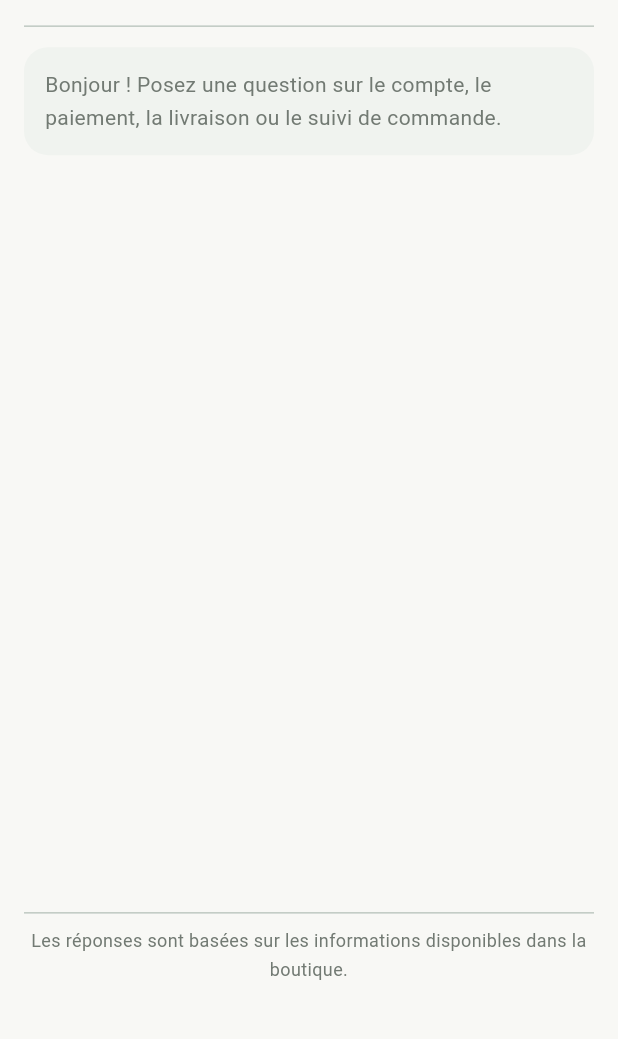
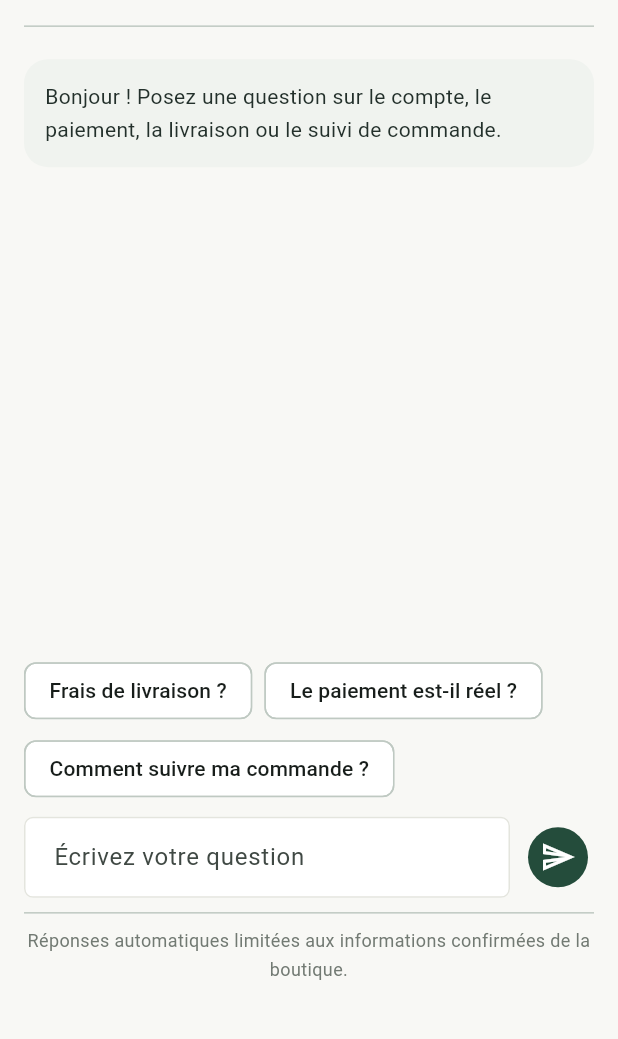
Before and after one commit to leo2Teuk/tlveta-boutique, a Flutter app: the FaqChatSheet widget shown alone on an empty page, opened directly, on a phone screen of 412 x 824 dp, the part 153-1192 px from its top. Run offline on Flutter 3.47's test engine with Material 3 defaults, Android fonts, the phone set to English and light mode, and no system bars; our stand-ins replace flutter_riverpod, go_router; accounts and stored records are empty; network calls fail.

Commit message:
feat(support): answer visitor questions from FAQ

```diff
--- a/flutter_ecommerce/lib/features/support/faq_chat_sheet.dart
+++ b/flutter_ecommerce/lib/features/support/faq_chat_sheet.dart
@@ -1,9 +1,64 @@
 import 'package:flutter/material.dart';
 
 import '../../shared/theme/app_theme.dart';
+import 'faq_answer.dart';
 
-class FaqChatSheet extends StatelessWidget {
+class FaqChatSheet extends StatefulWidget {
   const FaqChatSheet({super.key});
+
+  @override
+  State<FaqChatSheet> createState() => _FaqChatSheetState();
+}
+
+class _FaqChatSheetState extends State<FaqChatSheet> {
+  final _questionController = TextEditingController();
+  final _messagesController = ScrollController();
+  final _messages = <_FaqChatMessage>[
+    const _FaqChatMessage(
+      text:
+          'Bonjour ! Posez une question sur le compte, le paiement, la '
+          'livraison ou le suivi de commande.',
+      fromVisitor: false,
+    ),
+  ];
+
+  @override
+  void dispose() {
+    _questionController.dispose();
+    _messagesController.dispose();
+    super.dispose();
+  }
+
+  void _sendQuestion([String? question]) {
+    final text = (question ?? _questionController.text).trim();
+    if (text.isEmpty) return;
+
+    final answer = FaqMatcher.findAnswer(text);
+    setState(() {
+      _messages
+        ..add(_FaqChatMessage(text: text, fromVisitor: true))
+        ..add(
+          _FaqChatMessage(
+            text: answer?.answer ??
+                'Je n’ai pas trouvé de réponse dans les informations '
+                    'disponibles. Aucun canal de contact n’est configuré pour '
+                    'le moment. Essayez une question sur le compte, le '
+                    'paiement, la livraison ou le suivi.',
+            fromVisitor: false,
+          ),
+        );
+      _questionController.clear();
+    });
+    WidgetsBinding.instance.addPostFrameCallback((_) {
+      if (_messagesController.hasClients) {
+        _messagesController.animateTo(
+          _messagesController.position.maxScrollExtent,
+          duration: const Duration(milliseconds: 220),
+          curve: Curves.easeOut,
+        );
+      }
+    });
+  }
 
   @override
   Widget build(BuildContext context) {
@@ -56,16 +111,53 @@ class FaqChatSheet extends StatelessWidget {
                     ],
                   ),
                   const Divider(height: 28),
-                  const Expanded(
-                    child: Align(
-                      alignment: Alignment.topLeft,
-                      child: _WelcomeMessage(),
+                  Expanded(
+                    child: ListView.builder(
+                      controller: _messagesController,
+                      padding: const EdgeInsets.symmetric(vertical: 8),
+                      itemCount: _messages.length,
+                      itemBuilder: (context, index) =>
+                          _MessageBubble(message: _messages[index]),
                     ),
+                  ),
+                  const SizedBox(height: 8),
+                  Wrap(
+                    spacing: 8,
+                    runSpacing: 4,
+                    children: [
+                      for (final question in _suggestedQuestions)
+                        ActionChip(
+                          label: Text(question),
+                          onPressed: () => _sendQuestion(question),
+                        ),
+                    ],
+                  ),
+                  const SizedBox(height: 8),
+                  Row(
+                    children: [
+                      Expanded(
+                        child: TextField(
+                          controller: _questionController,
+                          textInputAction: TextInputAction.send,
+                          onSubmitted: (_) => _sendQuestion(),
+                          decoration: const InputDecoration(
+                            hintText: 'Écrivez votre question',
+                            isDense: true,
+                          ),
+                        ),
+                      ),
+                      const SizedBox(width: 8),
+                      IconButton.filled(
+                        tooltip: 'Envoyer',
+                        onPressed: () => _sendQuestion(),
+                        icon: const Icon(Icons.send_outlined),
+                      ),
+                    ],
                   ),
                   const Divider(height: 20),
                   const Text(
-                    'Les réponses sont basées sur les informations disponibles '
-                    'dans la boutique.',
+                    'Réponses automatiques limitées aux informations '
+                    'confirmées de la boutique.',
                     style: TextStyle(color: AppTheme.muted, fontSize: 12),
                     textAlign: TextAlign.center,
                   ),
@@ -79,21 +171,43 @@ class FaqChatSheet extends StatelessWidget {
   }
 }
 
-class _WelcomeMessage extends StatelessWidget {
-  const _WelcomeMessage();
+const _suggestedQuestions = [
+  'Frais de livraison ?',
+  'Le paiement est-il réel ?',
+  'Comment suivre ma commande ?',
+];
+
+class _FaqChatMessage {
+  const _FaqChatMessage({required this.text, required this.fromVisitor});
+
+  final String text;
+  final bool fromVisitor;
+}
+
+class _MessageBubble extends StatelessWidget {
+  const _MessageBubble({required this.message});
+
+  final _FaqChatMessage message;
 
   @override
   Widget build(BuildContext context) {
-    return Container(
-      constraints: const BoxConstraints(maxWidth: 420),
-      padding: const EdgeInsets.all(14),
-      decoration: BoxDecoration(
-        color: const Color(0xFFF0F3EF),
-        borderRadius: BorderRadius.circular(16),
-      ),
-      child: const Text(
-        'Bonjour ! Posez une question sur le compte, le paiement, la livraison '
-        'ou le suivi de commande.',
+    final background = message.fromVisitor
+        ? AppTheme.forest
+        : const Color(0xFFF0F3EF);
+    final foreground = message.fromVisitor ? Colors.white : AppTheme.ink;
+    return Align(
+      alignment: message.fromVisitor
+          ? Alignment.centerRight
+          : Alignment.centerLeft,
+      child: Container(
+        constraints: const BoxConstraints(maxWidth: 420),
+        margin: const EdgeInsets.only(bottom: 10),
+        padding: const EdgeInsets.all(14),
+        decoration: BoxDecoration(
+          color: background,
+          borderRadius: BorderRadius.circular(16),
+        ),
+        child: Text(message.text, style: TextStyle(color: foreground)),
       ),
     );
   }
```
